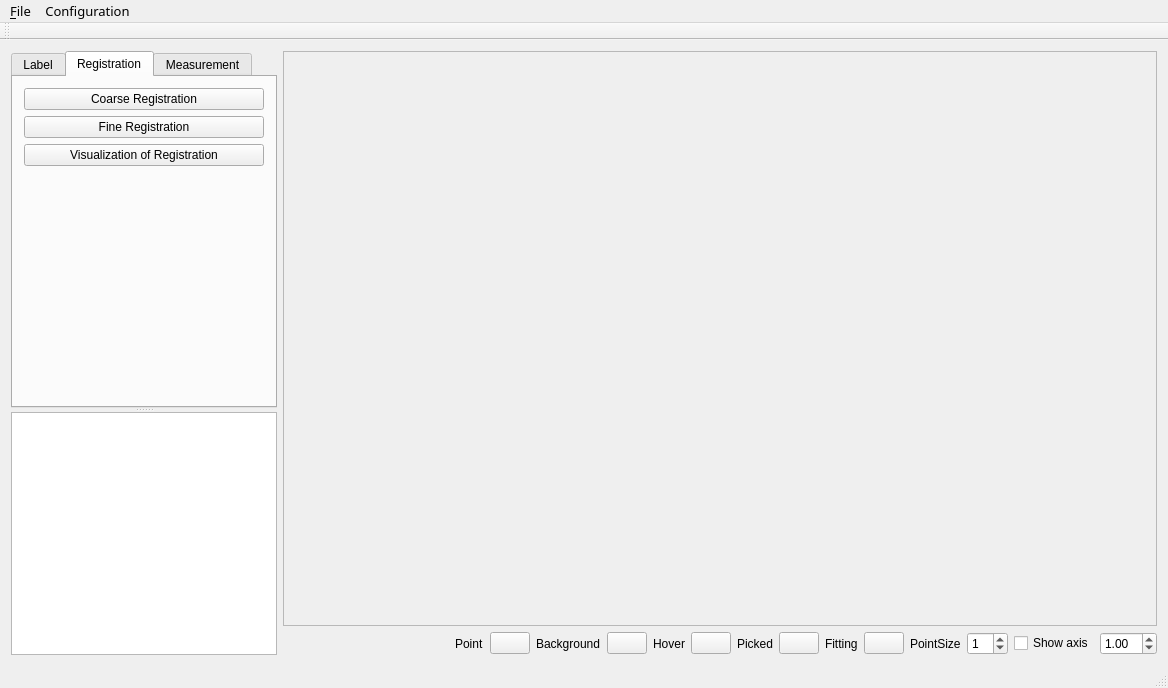
Above: Qt/forms/mainwindow.ui from leihui6/measurement_system_in_3d before the change. Below: the same form after it.
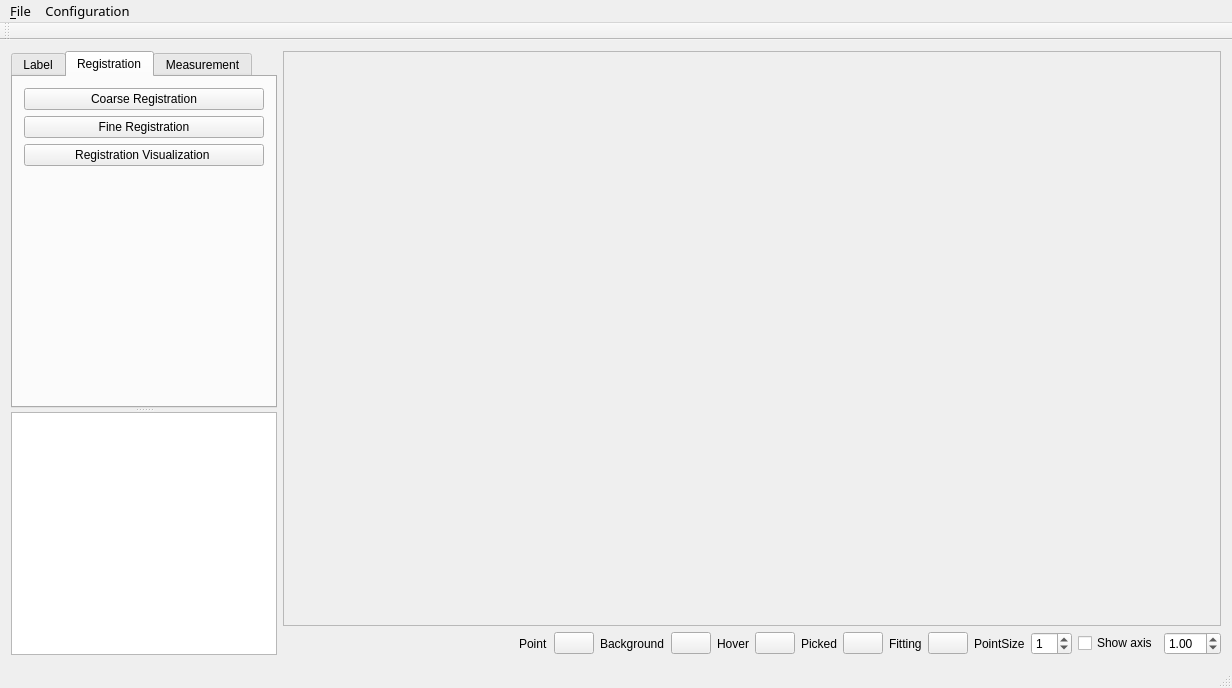
That is the form after the change. The open tabs and pages were chosen to show the change.

```diff
--- a/Qt/forms/mainwindow.ui
+++ b/Qt/forms/mainwindow.ui
@@ -6,7 +6,7 @@
    <rect>
     <x>0</x>
     <y>0</y>
-    <width>1168</width>
+    <width>1232</width>
     <height>688</height>
    </rect>
   </property>
@@ -331,7 +331,7 @@
              <item>
               <widget class="QPushButton" name="btn_visualization">
                <property name="text">
-                <string>Visualization of Registration</string>
+                <string>Registration Visualization </string>
                </property>
               </widget>
              </item>
@@ -380,7 +380,7 @@
     <rect>
      <x>0</x>
      <y>0</y>
-     <width>1168</width>
+     <width>1232</width>
      <height>23</height>
     </rect>
    </property>
```
Left out of the diff: 2 changed lines with no effect on the pictures.
